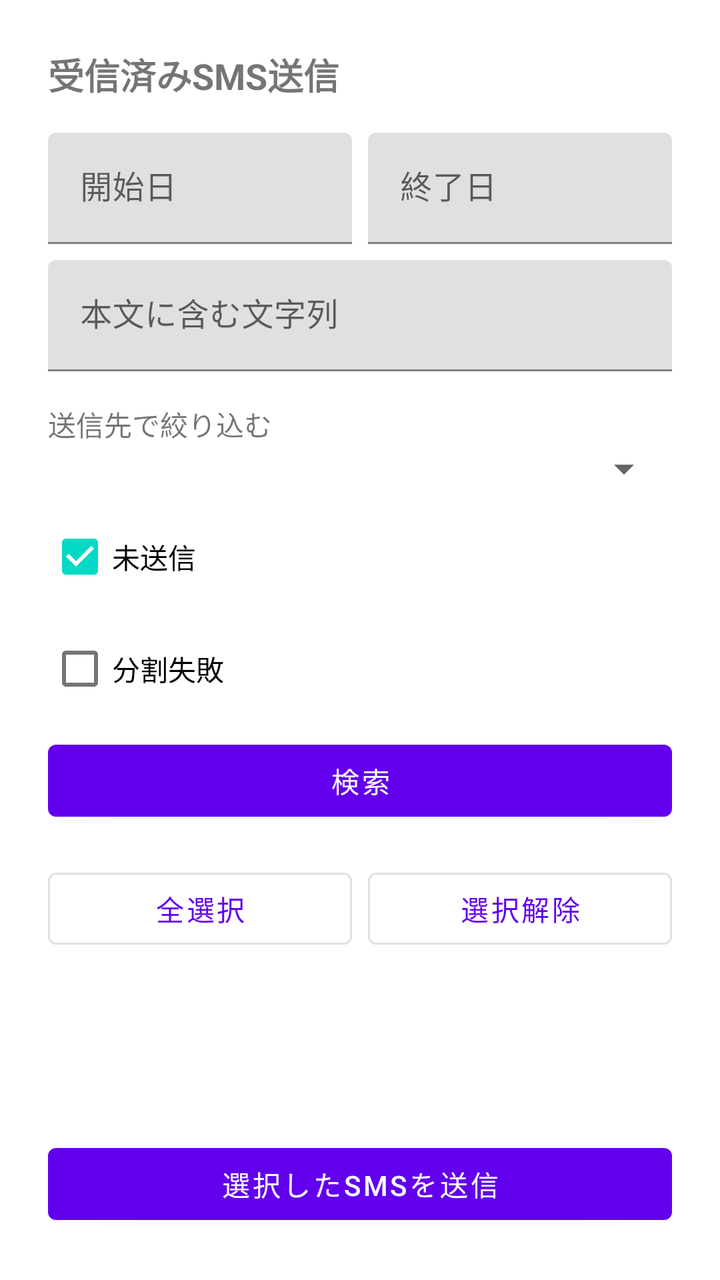
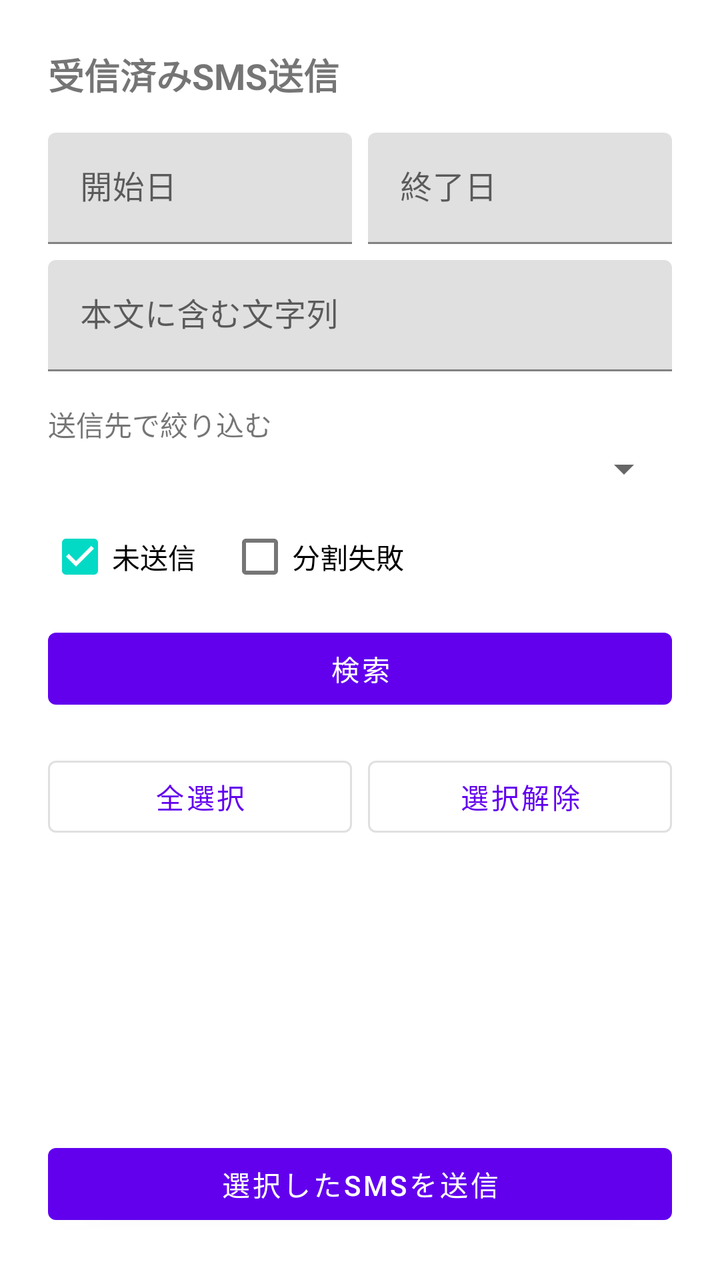

Before-and-after screenshots of an Android layout around one commit, followed by the original layout XML and the change that was made.
<!-- AndroidManifest.xml: application theme Theme.SmsToKintone -->
<!-- res/layout/activity_sms_search.xml -->
<?xml version="1.0" encoding="utf-8"?>
<LinearLayout xmlns:android="http://schemas.android.com/apk/res/android"
    xmlns:app="http://schemas.android.com/apk/res-auto"
    android:layout_width="match_parent"
    android:layout_height="match_parent"
    android:orientation="vertical"
    android:padding="24dp">

    <TextView
        android:layout_width="wrap_content"
        android:layout_height="wrap_content"
        android:layout_marginBottom="16dp"
        android:text="@string/sms_search_title"
        android:textSize="18sp"
        android:textStyle="bold" />

    <LinearLayout
        android:id="@+id/layoutPermissionRequired"
        android:layout_width="match_parent"
        android:layout_height="wrap_content"
        android:layout_marginBottom="16dp"
        android:orientation="vertical"
        android:visibility="gone">

        <TextView
            android:layout_width="wrap_content"
            android:layout_height="wrap_content"
            android:layout_marginBottom="8dp"
            android:text="@string/sms_search_permission_required" />

        <com.google.android.material.button.MaterialButton
            android:id="@+id/btnRequestReadSmsPermission"
            style="@style/Widget.MaterialComponents.Button.OutlinedButton"
            android:layout_width="match_parent"
            android:layout_height="wrap_content"
            android:text="@string/btn_request_read_sms_permission" />
    </LinearLayout>

    <LinearLayout
        android:id="@+id/layoutSearchForm"
        android:layout_width="match_parent"
        android:layout_height="0dp"
        android:layout_weight="1"
        android:orientation="vertical">

        <LinearLayout
            android:layout_width="match_parent"
            android:layout_height="wrap_content"
            android:orientation="horizontal">

            <com.google.android.material.textfield.TextInputLayout
                android:layout_width="0dp"
                android:layout_height="wrap_content"
                android:layout_marginEnd="8dp"
                android:layout_weight="1"
                android:hint="@string/hint_date_from">

                <com.google.android.material.textfield.TextInputEditText
                    android:id="@+id/etDateFrom"
                    android:layout_width="match_parent"
                    android:layout_height="wrap_content"
                    android:focusable="false"
                    android:inputType="none" />
            </com.google.android.material.textfield.TextInputLayout>

            <com.google.android.material.textfield.TextInputLayout
                android:layout_width="0dp"
                android:layout_height="wrap_content"
                android:layout_weight="1"
                android:hint="@string/hint_date_to">

                <com.google.android.material.textfield.TextInputEditText
                    android:id="@+id/etDateTo"
                    android:layout_width="match_parent"
                    android:layout_height="wrap_content"
                    android:focusable="false"
                    android:inputType="none" />
            </com.google.android.material.textfield.TextInputLayout>
        </LinearLayout>

        <com.google.android.material.textfield.TextInputLayout
            android:layout_width="match_parent"
            android:layout_height="wrap_content"
            android:layout_marginTop="8dp"
            android:hint="@string/hint_body_filter">

            <com.google.android.material.textfield.TextInputEditText
                android:id="@+id/etBodyFilter"
                android:layout_width="match_parent"
                android:layout_height="wrap_content"
                android:inputType="text" />
        </com.google.android.material.textfield.TextInputLayout>

        <TextView
            android:layout_width="wrap_content"
            android:layout_height="wrap_content"
            android:layout_marginTop="16dp"
            android:text="@string/label_profile_filter" />

        <Spinner
            android:id="@+id/spProfileFilter"
            android:layout_width="match_parent"
            android:layout_height="wrap_content" />

        <CheckBox
            android:id="@+id/cbUnsentOnly"
            android:layout_width="wrap_content"
            android:layout_height="wrap_content"
            android:layout_marginTop="8dp"
            android:checked="true"
            android:text="@string/filter_unsent_only" />

        <CheckBox
            android:id="@+id/cbSplitFailedOnly"
            android:layout_width="wrap_content"
            android:layout_height="wrap_content"
            android:layout_marginTop="8dp"
            android:checked="false"
            android:text="@string/filter_split_failed_only" />

        <com.google.android.material.button.MaterialButton
            android:id="@+id/btnSearchSms"
            android:layout_width="match_parent"
            android:layout_height="wrap_content"
            android:layout_marginTop="8dp"
            android:text="@string/btn_search_sms" />

        <LinearLayout
            android:layout_width="match_parent"
            android:layout_height="wrap_content"
            android:layout_marginTop="16dp"
            android:orientation="horizontal">

            <com.google.android.material.button.MaterialButton
                android:id="@+id/btnSelectAll"
                style="@style/Widget.MaterialComponents.Button.OutlinedButton"
                android:layout_width="0dp"
                android:layout_height="wrap_content"
                android:layout_marginEnd="8dp"
                android:layout_weight="1"
                android:text="@string/btn_select_all" />

            <com.google.android.material.button.MaterialButton
                android:id="@+id/btnDeselectAll"
                style="@style/Widget.MaterialComponents.Button.OutlinedButton"
                android:layout_width="0dp"
                android:layout_height="wrap_content"
                android:layout_weight="1"
                android:text="@string/btn_deselect_all" />
        </LinearLayout>

        <TextView
            android:id="@+id/tvSmsListEmpty"
            android:layout_width="wrap_content"
            android:layout_height="wrap_content"
            android:layout_marginTop="16dp"
            android:text="@string/sms_search_empty"
            android:visibility="gone" />

        <ScrollView
            android:id="@+id/svSmsList"
            android:layout_width="match_parent"
            android:layout_height="0dp"
            android:layout_marginTop="8dp"
            android:layout_weight="1">

            <LinearLayout
                android:id="@+id/llSmsListContainer"
                android:layout_width="match_parent"
                android:layout_height="wrap_content"
                android:orientation="vertical" />
        </ScrollView>

        <com.google.android.material.button.MaterialButton
            android:id="@+id/btnSendSelected"
            android:layout_width="match_parent"
            android:layout_height="wrap_content"
            android:layout_marginTop="16dp"
            android:text="@string/btn_send_selected" />

    </LinearLayout>

</LinearLayout>
<!-- resources referenced by this layout -->
<resources>
  <string name="btn_deselect_all">選択解除</string>
  <string name="btn_request_read_sms_permission">SMSの読み取りを許可する</string>
  <string name="btn_search_sms">検索</string>
  <string name="btn_select_all">全選択</string>
  <string name="btn_send_selected">選択したSMSを送信</string>
  <string name="filter_split_failed_only">分割失敗</string>
  <string name="filter_unsent_only">未送信</string>
  <string name="hint_body_filter">本文に含む文字列</string>
  <string name="hint_date_from">開始日</string>
  <string name="hint_date_to">終了日</string>
  <string name="label_profile_filter">送信先で絞り込む</string>
  <string name="sms_search_empty">該当するSMSがありません</string>
  <string name="sms_search_permission_required">受信済みのSMSを読み取るには許可が必要です</string>
  <string name="sms_search_title">受信済みSMS送信</string>
  <style name="Theme.SmsToKintone" parent="Theme.MaterialComponents.DayNight.NoActionBar">
          <item name="colorPrimary">@color/purple_500</item>
          <item name="colorPrimaryVariant">@color/purple_700</item>
          <item name="colorOnPrimary">@color/white</item>
          <item name="colorSecondary">@color/teal_200</item>
          <item name="colorSecondaryVariant">@color/teal_700</item>
          <item name="colorOnSecondary">@color/black</item>
      </style>
  <color name="purple_500">#6200EE</color>
  <color name="purple_700">#3700B3</color>
  <color name="white">#FFFFFFFF</color>
  <color name="teal_200">#03DAC5</color>
  <color name="teal_700">#018786</color>
  <color name="black">#FF000000</color>
</resources>

<!-- the commit's change to res/layout/activity_sms_search.xml (unified diff, before → after) -->
@@ -102,21 +102,27 @@
             android:layout_width="match_parent"
             android:layout_height="wrap_content" />
 
-        <CheckBox
-            android:id="@+id/cbUnsentOnly"
-            android:layout_width="wrap_content"
+        <LinearLayout
+            android:layout_width="match_parent"
             android:layout_height="wrap_content"
             android:layout_marginTop="8dp"
-            android:checked="true"
-            android:text="@string/filter_unsent_only" />
+            android:orientation="horizontal">
 
-        <CheckBox
-            android:id="@+id/cbSplitFailedOnly"
-            android:layout_width="wrap_content"
-            android:layout_height="wrap_content"
-            android:layout_marginTop="8dp"
-            android:checked="false"
-            android:text="@string/filter_split_failed_only" />
+            <CheckBox
+                android:id="@+id/cbUnsentOnly"
+                android:layout_width="wrap_content"
+                android:layout_height="wrap_content"
+                android:checked="true"
+                android:text="@string/filter_unsent_only" />
+
+            <CheckBox
+                android:id="@+id/cbSplitFailedOnly"
+                android:layout_width="wrap_content"
+                android:layout_height="wrap_content"
+                android:layout_marginStart="16dp"
+                android:checked="false"
+                android:text="@string/filter_split_failed_only" />
+        </LinearLayout>
 
         <com.google.android.material.button.MaterialButton
             android:id="@+id/btnSearchSms"
